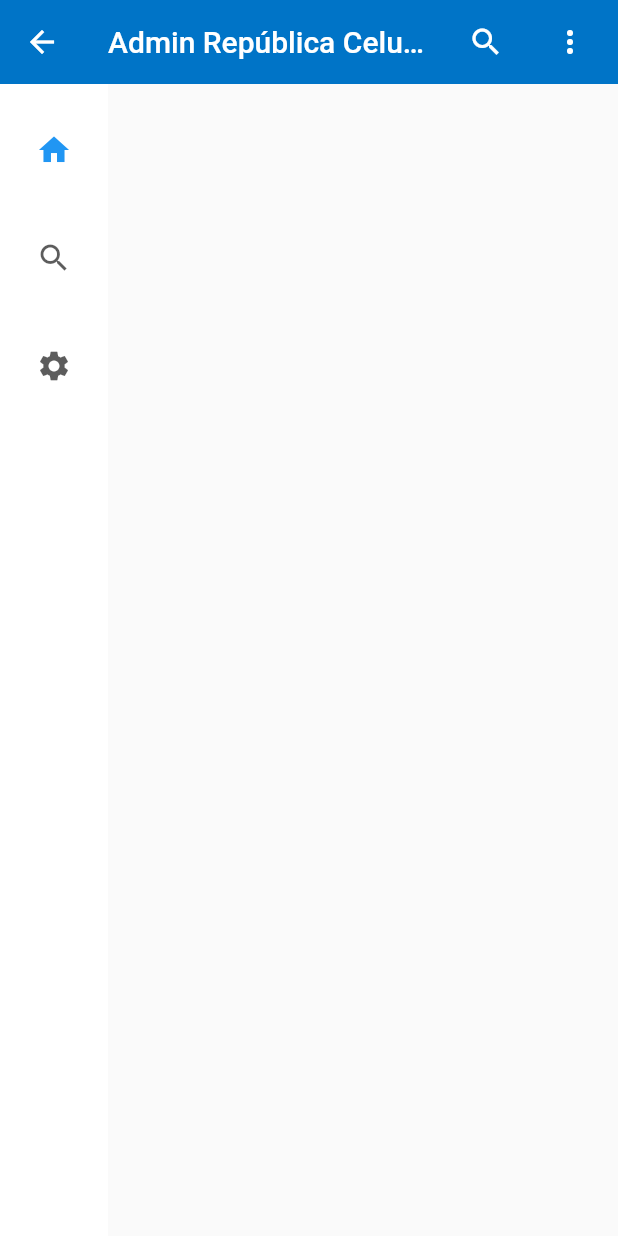
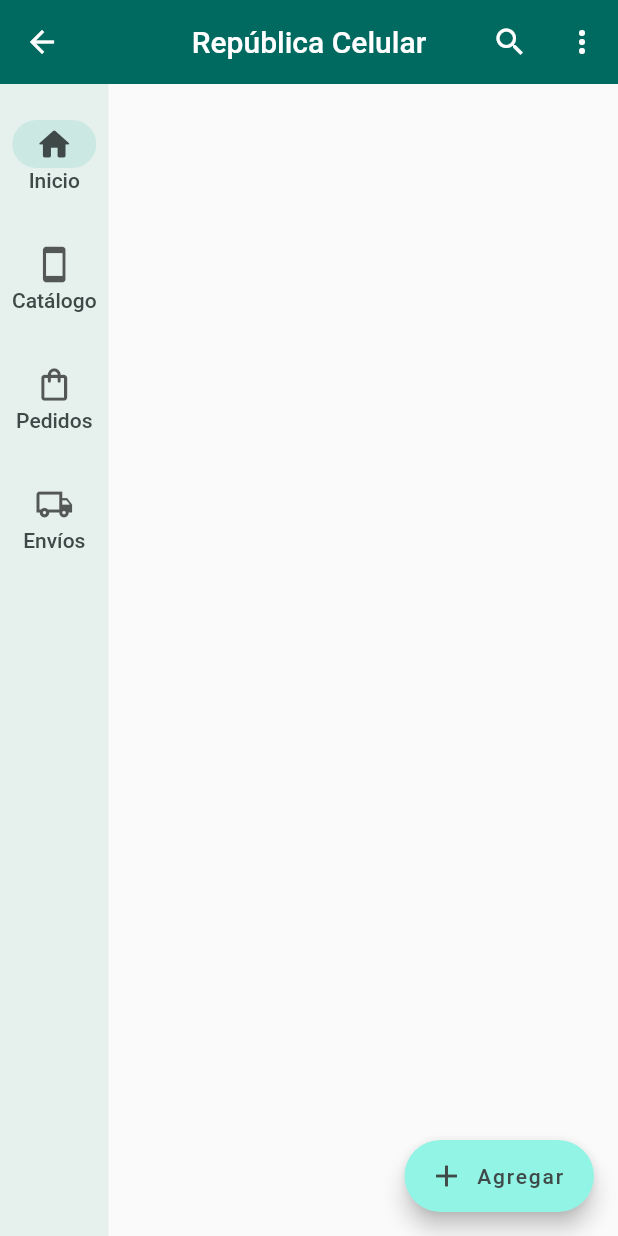
Before and after one commit to melviinalfaro/tienda, a Flutter app: the MyTabletLayout screen opened directly, on a phone screen of 412 x 824 dp. Run offline on Flutter 3.47's test engine with Material 2 defaults, Android fonts, the phone set to English and light mode, and no system bars; network calls fail.

Commit message:
Subiendo proyecto a GitHub

```diff
--- a/lib/components/app_bar.dart
+++ /dev/null
@@ -1,25 +0,0 @@
-import 'package:flutter/material.dart';
-
-final appbar = AppBar(
-  title: const Text('Admin República Celular'),
-  elevation: 0,
-  actions: <Widget>[
-    IconButton(
-      icon: const Icon(Icons.search),
-      splashRadius: 20,
-      onPressed: () {
-        // Acción al presionar el botón de búsqueda
-      },
-    ),
-    Padding(
-      padding: const EdgeInsets.all(8.0),
-      child: IconButton(
-        icon: const Icon(Icons.more_vert),
-        splashRadius: 20,
-        onPressed: () {
-          // Acción al presionar el botón de búsqueda
-        },
-      ),
-    ),
-  ],
-);
--- /dev/null
+++ b/lib/components/appbar.dart
@@ -0,0 +1,23 @@
+import 'package:flutter/material.dart';
+
+final appbar = AppBar(
+  title: const Text('República Celular'),
+  centerTitle: true,
+  elevation: 0,
+  actions: <Widget>[
+    IconButton(
+      icon: const Icon(Icons.search),
+      splashRadius: 20,
+      onPressed: () {
+        // Acción al presionar el botón de búsqueda
+      },
+    ),
+    IconButton(
+      icon: const Icon(Icons.more_vert),
+      splashRadius: 20,
+      onPressed: () {
+        // Acción al presionar el botón de búsqueda
+      },
+    ),
+  ],
+);
--- a/lib/components/appbar_desktop.dart
+++ b/lib/components/appbar_desktop.dart
@@ -1,7 +1,7 @@
 import 'package:flutter/material.dart';
 
 final appbardesktop = AppBar(
-  title: const Text('Admin República Celular'),
+  title: const Text('Administrador de República Celular'),
   centerTitle: true,
   leading: Builder(
     builder: (BuildContext context) {
@@ -46,7 +46,7 @@ final appbardesktop = AppBar(
         onPressed: () {
           // Realizar la búsqueda aquí
         },
-        tooltip: 'Perfil',
+        tooltip: 'Mi cuenta',
       ),
     ),
   ],
--- /dev/null
+++ b/lib/components/floating_action_add.dart
@@ -0,0 +1,17 @@
+import 'package:flutter/material.dart';
+
+var agregar = FloatingActionButton.extended(
+  onPressed: () {},
+  backgroundColor: const Color(0xFF92f4e5),
+  label: const Text(
+    'Agregar',
+    style: TextStyle(color: Color(0xFF3f4947)),
+  ),
+  icon: const Icon(
+    Icons.add,
+    color: Color(0xFF3f4947),
+  ),
+  shape: RoundedRectangleBorder(
+    borderRadius: BorderRadius.circular(25.0),
+  ),
+);
--- a/lib/main.dart
+++ b/lib/main.dart
@@ -20,10 +20,9 @@ class Celulares extends StatelessWidget {
       debugShowCheckedModeBanner: false,
       home: const HomeScreen(),
       theme: ThemeData(
-        primarySwatch: Colors.blue,
         brightness: Brightness.light,
         appBarTheme: const AppBarTheme(
-          backgroundColor: Color.fromARGB(255, 0, 116, 199)
+          backgroundColor: Color(0xFF006a60)
         )
       ),
       darkTheme: ThemeData(
--- a/lib/util/desktop_layout.dart
+++ b/lib/util/desktop_layout.dart
@@ -9,7 +9,7 @@ class MyDesktopLayout extends StatelessWidget {
   Widget build(BuildContext context) {
     return Scaffold(
       appBar: appbardesktop,
-      drawer: myDrawer,
+      drawer: const MyDrawer(),
     );
   }
 }
--- a/lib/util/responsive_layout.dart
+++ b/lib/util/responsive_layout.dart
@@ -16,7 +16,7 @@ class ResponsiveLayout extends StatelessWidget {
     return LayoutBuilder(builder: (context, constrainst) {
       if (constrainst.maxWidth < 576) {
         return movilLayout;
-      } else if (constrainst.maxWidth <= 915) {
+      } else if (constrainst.maxWidth <= 768) {
         return tabletLayout;
       } else {
         return desktopLayout;
--- a/lib/util/tablet_layout.dart
+++ b/lib/util/tablet_layout.dart
@@ -1,5 +1,6 @@
 import 'package:flutter/material.dart';
-import 'package:tienda/components/app_bar.dart';
+import 'package:tienda/components/appbar.dart';
+import 'package:tienda/components/floating_action_add.dart';
 
 class MyTabletLayout extends StatefulWidget {
   const MyTabletLayout({super.key});
@@ -13,22 +14,54 @@ class _TabletState extends State<MyTabletLayout> {
   Widget build(BuildContext context) {
     return Scaffold(
       appBar: appbar,
+      floatingActionButton: agregar,
       body: Row(
         children: [
           NavigationRail(
-            indicatorColor: Colors.blue,
+            backgroundColor: Theme.of(context).brightness == Brightness.dark
+                ? const Color(0xFF252525)
+                : const Color(0xFFe6f1ee),
+            indicatorColor: Theme.of(context).brightness == Brightness.dark
+                ? const Color(0xFF9FCAFF)
+                : const Color(0xFFcce8e2),
+            labelType: NavigationRailLabelType.all,
+            useIndicator: true,
             destinations: const [
               NavigationRailDestination(
-                icon: Icon(Icons.home),
-                label: Text('Home'),
+                icon: Icon(Icons.home_outlined, size: 26),
+                selectedIcon: Icon(Icons.home_rounded,
+                    color: Color(0xFF3f4947), size: 26),
+                label: Text(
+                  'Inicio',
+                  style: TextStyle(color: Color(0xFF3f4947)),
+                ),
               ),
               NavigationRailDestination(
-                icon: Icon(Icons.search),
-                label: Text('Search'),
+                icon: Icon(Icons.smartphone_outlined, size: 26),
+                selectedIcon: Icon(Icons.smartphone_rounded,
+                    color: Color(0xFF3f4947), size: 26),
+                label: Text(
+                  'Catálogo',
+                  style: TextStyle(color: Color(0xFF3f4947)),
+                ),
               ),
               NavigationRailDestination(
-                icon: Icon(Icons.settings),
-                label: Text('Settings'),
+                icon: Icon(Icons.shopping_bag_outlined, size: 26),
+                selectedIcon: Icon(Icons.shopping_bag_rounded,
+                    color: Color(0xFF3f4947), size: 26),
+                label: Text(
+                  'Pedidos',
+                  style: TextStyle(color: Color(0xFF3f4947)),
+                ),
+              ),
+              NavigationRailDestination(
+                icon: Icon(Icons.local_shipping_outlined, size: 26),
+                selectedIcon: Icon(Icons.local_shipping_rounded,
+                    color: Color(0xFF3f4947), size: 26),
+                label: Text(
+                  'Envíos',
+                  style: TextStyle(color: Color(0xFF3f4947)),
+                ),
               ),
             ],
             selectedIndex: _selectedIndex,
--- a/pubspec.yaml
+++ b/pubspec.yaml
@@ -31,7 +31,6 @@ environment:
 dependencies:
   flutter:
     sdk: flutter
-  material:
 
 
   # The following adds the Cupertino Icons font to your application.
```
Also changed, not shown: lib/components/drawer.dart (+42 -2 lines), lib/components/ontap.dart (added, +8 -0 lines), lib/util/movil_layout.dart (+9 -15 lines).
